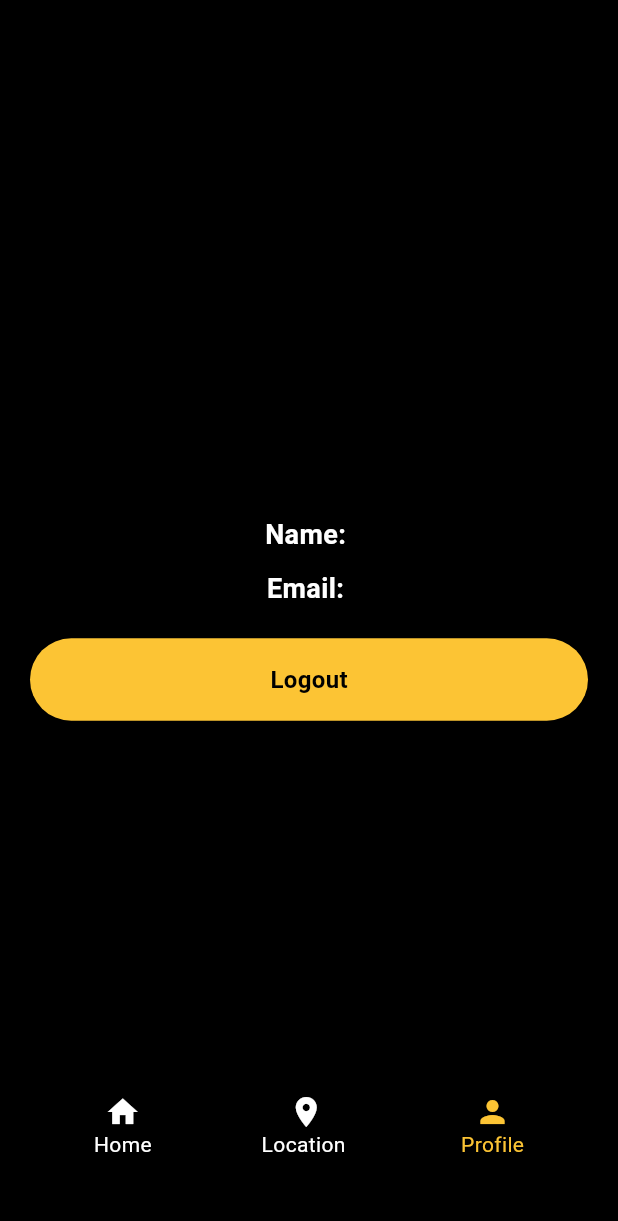
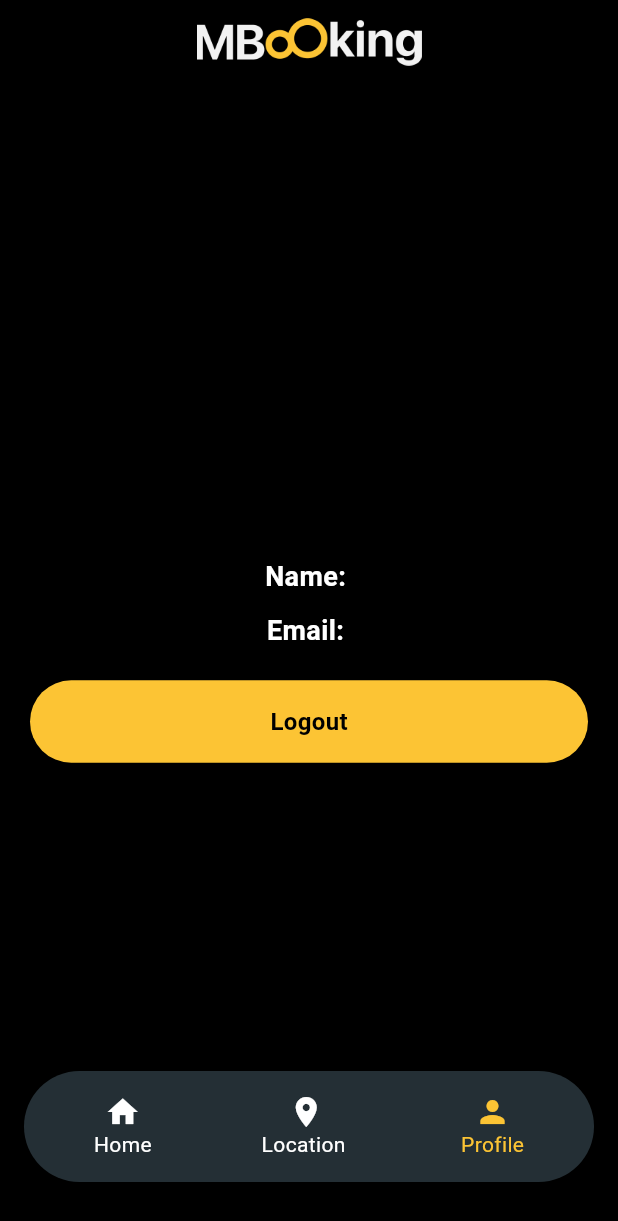
Before and after one commit to shakibimtiaz/movie_app, a Flutter app: the screen it shows once a user with an empty profile is signed in, item 3 of the bottom bar chosen, on a phone screen of 412 x 824 dp. Shown: the top 1221 px of the screen. Run offline on Flutter 3.47's test engine with Material 3 defaults, Android fonts, the phone set to English and light mode, and no system bars; our stand-ins replace cloud_firestore, firebase_auth, firebase_core, flutter_easyloading, geolocator, get and 2 more; accounts and stored records are empty; network calls fail.

Commit message:
bottom navbar and other fixed

```diff
--- a/lib/features/bottom_navbar/view/bottom_navbar_view.dart
+++ b/lib/features/bottom_navbar/view/bottom_navbar_view.dart
@@ -30,7 +30,7 @@ class BottomNavbar extends StatelessWidget {
         child: Container(
           margin: const EdgeInsets.only(bottom: 20),
           decoration: BoxDecoration(
-            color: Colors.black.withValues(alpha: 0.4),
+            color: const Color.fromARGB(255, 36, 47, 53),
             borderRadius: BorderRadius.circular(200.0),
           ),
           child: Padding(
--- a/lib/features/profile/view/profile_view.dart
+++ b/lib/features/profile/view/profile_view.dart
@@ -1,6 +1,7 @@
 import 'package:flutter/material.dart';
 import 'package:get/get.dart';
 import 'package:movie_app/core/const/app_colors.dart';
+import 'package:movie_app/core/const/splash_image.dart';
 import 'package:movie_app/core/global_widgets/custom_button_container.dart';
 import 'package:movie_app/features/profile/controller/profile_controller.dart';
 
@@ -13,6 +14,14 @@ class ProfileView extends StatelessWidget {
   Widget build(BuildContext context) {
     return Scaffold(
       backgroundColor: Colors.black,
+      appBar: AppBar(
+        backgroundColor: Colors.black,
+        title: Image.asset(
+          SplashImage.splashImage,
+        width: 150,
+        ),
+        centerTitle: true,
+      ),
       body: Padding(
         padding: const EdgeInsets.symmetric(
           horizontal: 20,
```
Also changed, not shown: lib/features/home/view/home_view.dart (+47 -22 lines).
